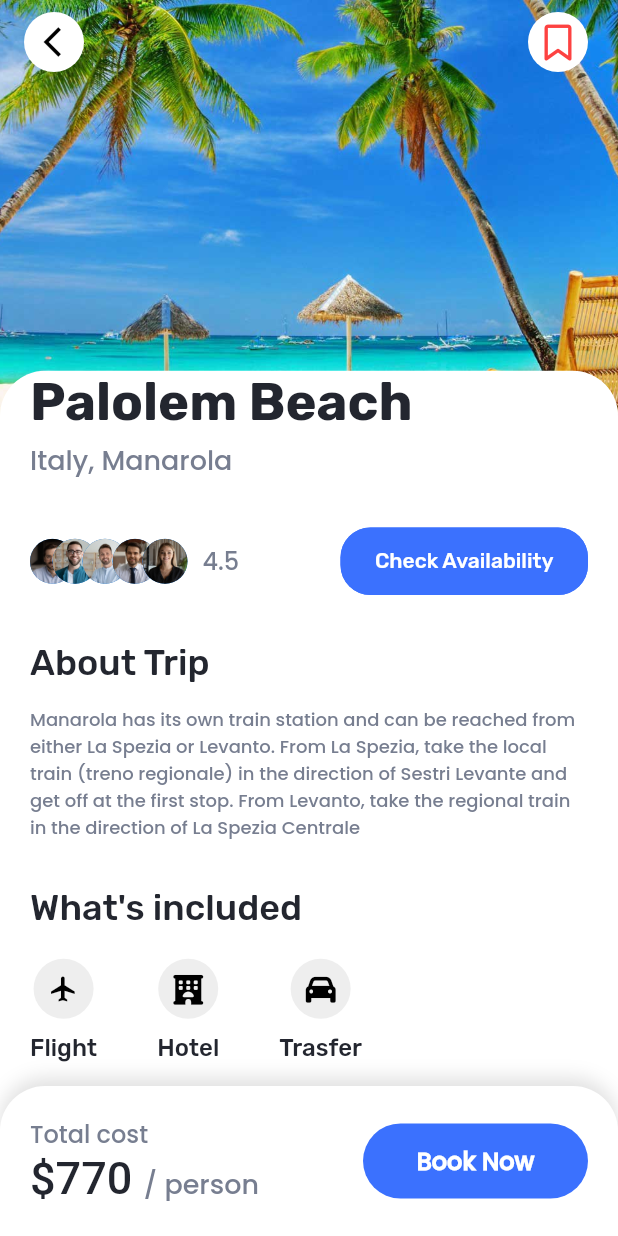
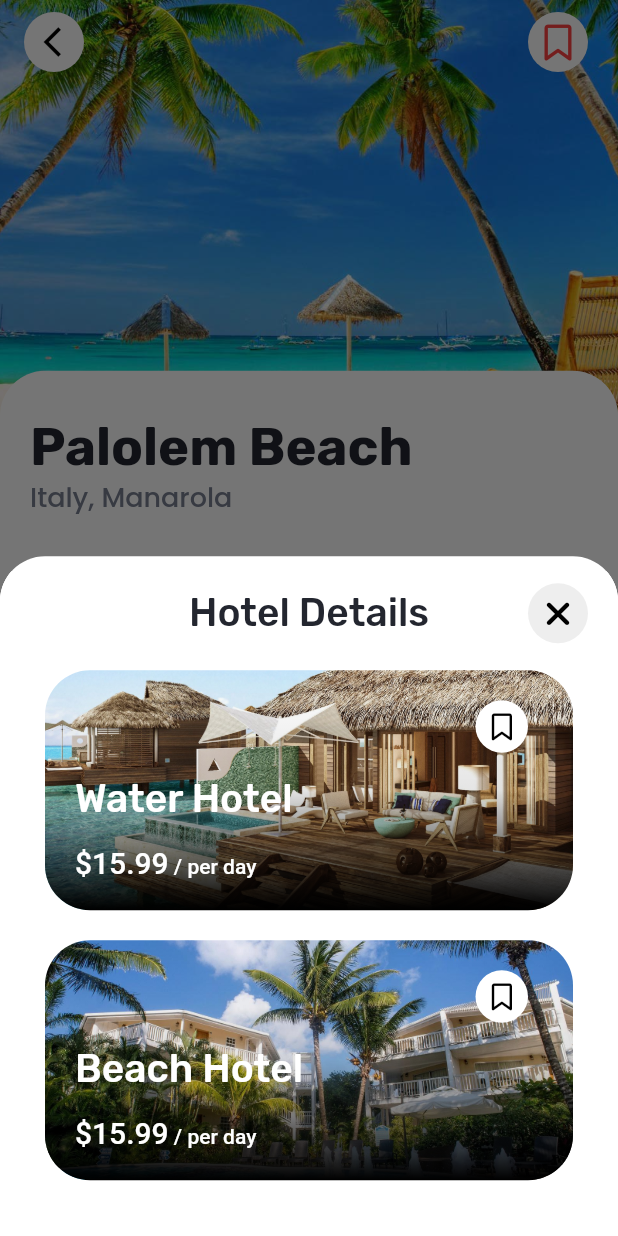
Before and after one commit to edwin141999/booking_app, a Flutter app: the PackageDetailsScreen screen opened by its route, after a tap on an icon or button, on a phone screen of 412 x 824 dp. Run offline on Flutter 3.47's test engine with Material 2 defaults, Android fonts, the phone set to English and light mode, and no system bars; our stand-ins replace firebase_auth, firebase_core, flutter_dotenv, font_awesome_flutter, google_sign_in; accounts and stored records are empty.

Commit message:
add view hotel details

```diff
--- /dev/null
+++ b/lib/models/fly_details_model.dart
@@ -0,0 +1,12 @@
+class FlyDetailsModel {
+  final String porcent, begin, finish;
+
+  FlyDetailsModel(
+      {required this.porcent, required this.begin, required this.finish});
+}
+
+List<FlyDetailsModel> flyDetailsList = [
+  FlyDetailsModel(porcent: "100", begin: "7:30 AM", finish: "9:30 PM"),
+  FlyDetailsModel(porcent: "90", begin: "7:50 AM", finish: "9:50 PM"),
+  FlyDetailsModel(porcent: "80", begin: "8:10 AM", finish: "10:10 PM"),
+];
--- a/lib/models/flybottom_model.dart
+++ /dev/null
@@ -1,12 +0,0 @@
-class FlyBottomModel {
-  final String porcent, begin, finish;
-
-  FlyBottomModel(
-      {required this.porcent, required this.begin, required this.finish});
-}
-
-List<FlyBottomModel> flyBottomList = [
-  FlyBottomModel(porcent: "100", begin: "7:30 AM", finish: "9:30 PM"),
-  FlyBottomModel(porcent: "90", begin: "7:50 AM", finish: "9:50 PM"),
-  FlyBottomModel(porcent: "80", begin: "8:10 AM", finish: "10:10 PM"),
-];
--- /dev/null
+++ b/lib/models/hotel_details_model.dart
@@ -0,0 +1,10 @@
+class HotelDetailsModel {
+  final String image,title;
+
+  HotelDetailsModel({required this.image, required this.title});
+}
+
+List<HotelDetailsModel> hotelDetailsList = [
+  HotelDetailsModel(image: "assets/images/details1.jpg", title: "Water Hotel"),
+  HotelDetailsModel(image: "assets/images/details2.jpg", title: "Beach Hotel"),
+];
--- a/lib/screen/info_playa.dart
+++ /dev/null
@@ -1,61 +0,0 @@
-import 'package:booking_app/styles/fonts/fonts_view.dart';
-import 'package:booking_app/widgets/about.dart';
-import 'package:booking_app/widgets/include.dart';
-import 'package:booking_app/widgets/point_check.dart';
-import 'package:flutter/material.dart';
-
-class InfoPlaya extends StatelessWidget {
-  const InfoPlaya({Key? key}) : super(key: key);
-
-  @override
-  Widget build(BuildContext context) {
-    return Align(
-      alignment: Alignment.bottomCenter,
-      child: Container(
-        height: MediaQuery.of(context).size.height * 0.7,
-        width: double.infinity,
-        decoration: const BoxDecoration(
-          color: Colors.white,
-          borderRadius: BorderRadius.only(
-              topLeft: Radius.circular(30), topRight: Radius.circular(30)),
-        ),
-        padding: const EdgeInsets.symmetric(horizontal: 20),
-        child: ListView(
-          physics: const BouncingScrollPhysics(),
-          children: [
-            // TITLE
-            Text(
-              'Palolem Beach',
-              style: FontSelect.kTitle45
-                  .copyWith(fontSize: 35, fontWeight: FontWeight.bold),
-            ),
-            const SizedBox(height: 5),
-            Text(
-              'Italy, Manarola',
-              style: FontSelect.kSubtitle16.copyWith(fontSize: 18),
-            ),
-            // POINTS AND CHECK
-            const SizedBox(height: 30),
-            const PointCheck(),
-            // ABOUT
-            const SizedBox(height: 30),
-            const About(),
-            // INCLUDE
-            const SizedBox(height: 30),
-            const Text("What's included", style: FontSelect.kTitle24),
-            const SizedBox(height: 20),
-            const Include(),
-            const SizedBox(height: 20),
-            // MAP & TOTAL COST
-            ClipRRect(
-              borderRadius: BorderRadius.circular(30),
-              child: Image.asset('assets/images/maps.jpg',
-                  height: 180, width: double.infinity, fit: BoxFit.cover),
-            ),
-            const SizedBox(height: 120),
-          ],
-        ),
-      ),
-    );
-  }
-}
--- a/lib/screen/package_details_screen.dart
+++ b/lib/screen/package_details_screen.dart
@@ -1,5 +1,5 @@
-import 'package:booking_app/screen/info_playa.dart';
 import 'package:booking_app/styles/colors/colors_view.dart';
+import 'package:booking_app/widgets/info_playa.dart';
 import 'package:booking_app/widgets/total_cost.dart';
 import 'package:flutter/material.dart';
 import 'package:font_awesome_flutter/font_awesome_flutter.dart';
--- a/lib/widgets/flybottom.dart
+++ b/lib/widgets/fly_details.dart
@@ -1,11 +1,11 @@
-import 'package:booking_app/models/flybottom_model.dart';
+import 'package:booking_app/models/fly_details_model.dart';
 import 'package:booking_app/styles/colors/colors_view.dart';
 import 'package:booking_app/styles/fonts/fonts_view.dart';
 import 'package:flutter/material.dart';
 import 'package:font_awesome_flutter/font_awesome_flutter.dart';
 
-class FlyBottom extends StatelessWidget {
-  const FlyBottom({Key? key}) : super(key: key);
+class FlyDetails extends StatelessWidget {
+  const FlyDetails({Key? key}) : super(key: key);
 
   @override
   Widget build(BuildContext context) {
@@ -31,7 +31,9 @@ class FlyBottom extends StatelessWidget {
                   backgroundColor: Colors.grey[200],
                   foregroundColor: Colors.black,
                   child: IconButton(
-                    onPressed: () {},
+                    onPressed: () {
+                      Navigator.pop(context);
+                    },
                     icon: const Icon(FontAwesomeIcons.xmark),
                   ),
                 ),
@@ -42,7 +44,7 @@ class FlyBottom extends StatelessWidget {
           body: SingleChildScrollView(
             physics: const BouncingScrollPhysics(),
             child: Column(
-              children: List.generate(flyBottomList.length, (index) {
+              children: List.generate(flyDetailsList.length, (index) {
                 return Padding(
                   padding: const EdgeInsets.all(20.0),
                   child: Card(
@@ -59,7 +61,7 @@ class FlyBottom extends StatelessWidget {
                       child: Column(
                         children: [
                           Text(
-                            '${flyBottomList[index].porcent}% on time',
+                            '${flyDetailsList[index].porcent}% on time',
                             style: FontSelect.kBody16.copyWith(
                                 color: ColorSelect.kColorPrimary,
                                 fontWeight: FontWeight.w400),
@@ -71,7 +73,7 @@ class FlyBottom extends StatelessWidget {
                               Column(
                                 crossAxisAlignment: CrossAxisAlignment.start,
                                 children: [
-                                  Text(flyBottomList[index].begin,
+                                  Text(flyDetailsList[index].begin,
                                       style: FontSelect.kBody18),
                                   const Text('Larkow',
                                       style: FontSelect.kSubtitle16)
@@ -87,7 +89,7 @@ class FlyBottom extends StatelessWidget {
                               Column(
                                 crossAxisAlignment: CrossAxisAlignment.start,
                                 children: [
-                                  Text(flyBottomList[index].finish,
+                                  Text(flyDetailsList[index].finish,
                                       style: FontSelect.kBody18),
                                   const Text('Goa',
                                       style: FontSelect.kSubtitle16)
--- /dev/null
+++ b/lib/widgets/hotel_details.dart
@@ -0,0 +1,127 @@
+import 'package:booking_app/models/hotel_details_model.dart';
+import 'package:booking_app/styles/fonts/fonts_view.dart';
+import 'package:flutter/material.dart';
+import 'package:font_awesome_flutter/font_awesome_flutter.dart';
+
+class HotelDetails extends StatelessWidget {
+  const HotelDetails({Key? key}) : super(key: key);
+
+  @override
+  Widget build(BuildContext context) {
+    return ClipRRect(
+      borderRadius: const BorderRadius.only(
+        topLeft: Radius.circular(30),
+        topRight: Radius.circular(30),
+      ),
+      child: Padding(
+        padding: const EdgeInsets.only(top: 10),
+        child: Scaffold(
+          appBar: AppBar(
+            title: const Text('Hotel Details', style: FontSelect.kTitle26),
+            centerTitle: true,
+            backgroundColor: Colors.white,
+            foregroundColor: Colors.black,
+            automaticallyImplyLeading: false,
+            elevation: 0,
+            actions: [
+              Padding(
+                padding: const EdgeInsets.only(right: 20),
+                child: CircleAvatar(
+                  backgroundColor: Colors.grey[200],
+                  foregroundColor: Colors.black,
+                  child: IconButton(
+                      onPressed: () {
+                        Navigator.pop(context);
+                      },
+                      icon: const Icon(FontAwesomeIcons.xmark)),
+                ),
+              ),
+            ],
+          ),
+          backgroundColor: Colors.white,
+          body: SingleChildScrollView(
+            physics: const BouncingScrollPhysics(),
+            child: Column(
+              children: List.generate(
+                hotelDetailsList.length,
+                (index) {
+                  return Padding(
+                    padding: const EdgeInsets.symmetric(
+                        horizontal: 30.0, vertical: 10),
+                    child: Container(
+                      width: double.infinity,
+                      height: 160,
+                      decoration: BoxDecoration(
+                          image: DecorationImage(
+                              image: AssetImage(hotelDetailsList[index].image),
+                              fit: BoxFit.cover),
+                          borderRadius:
+                              const BorderRadius.all(Radius.circular(30))),
+                      child: Container(
+                        padding: const EdgeInsets.symmetric(
+                            horizontal: 20, vertical: 20),
+                        decoration: BoxDecoration(
+                          borderRadius: BorderRadius.circular(30),
+                          gradient: LinearGradient(
+                            begin: Alignment.topCenter,
+                            end: Alignment.bottomCenter,
+                            colors: [
+                              Colors.transparent,
+                              Colors.transparent.withOpacity(.1),
+                              Colors.black
+                            ],
+                          ),
+                        ),
+                        child: Column(
+                          mainAxisAlignment: MainAxisAlignment.spaceBetween,
+                          crossAxisAlignment: CrossAxisAlignment.start,
+                          children: [
+                            Container(
+                              alignment: Alignment.centerRight,
+                              padding:
+                                  const EdgeInsets.symmetric(horizontal: 10),
+                              child: Container(
+                                height: 35,
+                                width: 35,
+                                decoration: BoxDecoration(
+                                    borderRadius: BorderRadius.circular(50),
+                                    color: Colors.white),
+                                child: const Center(
+                                  child: FaIcon(FontAwesomeIcons.bookmark,
+                                      color: Colors.black, size: 18),
+                                ),
+                              ),
+                            ),
+                            Text(
+                              hotelDetailsList[index].title,
+                              style: FontSelect.kTitle26
+                                  .copyWith(color: Colors.white),
+                            ),
+                            RichText(
+                              text: TextSpan(
+                                text: '\$15.99',
+                                style: FontSelect.kTitle20
+                                    .copyWith(color: Colors.white),
+                                children: [
+                                  TextSpan(
+                                    text: ' / per day',
+                                    style: FontSelect.kBody14
+                                        .copyWith(color: Colors.white),
+                                  ),
+                                ],
+                              ),
+                            ),
+                          ],
+                        ),
+                      ),
+                    ),
+                  );
+                },
+              ),
+            ),
+          ),
+        ),
+      ),
+    );
+  }
+}
--- a/lib/widgets/include.dart
+++ b/lib/widgets/include.dart
@@ -1,6 +1,7 @@
 import 'package:booking_app/models/include_model.dart';
 import 'package:booking_app/styles/fonts/fonts_view.dart';
-import 'package:booking_app/widgets/flybottom.dart';
+import 'package:booking_app/widgets/fly_details.dart';
+import 'package:booking_app/widgets/hotel_details.dart';
 import 'package:flutter/material.dart';
 
 class Include extends StatelessWidget {
@@ -35,15 +36,37 @@ class Include extends StatelessWidget {
                                       topRight: Radius.circular(30),
                                     ),
                                   ),
+                                  isScrollControlled: true,
                                   backgroundColor: Colors.white,
                                   builder: (BuildContext context) {
-                                    return const FlyBottom();
-                                    // return Container();
+                                    return SizedBox(
+                                        height:
+                                            MediaQuery.of(context).size.height *
+                                                0.5,
+                                        child: const FlyDetails());
                                   },
                                 )
                               : (index == 1)
-                                  ? print('hola2')
-                                  : print('adios');
+                                  ? showModalBottomSheet<void>(
+                                      context: context,
+                                      shape: const RoundedRectangleBorder(
+                                        borderRadius: BorderRadius.only(
+                                          topLeft: Radius.circular(30),
+                                          topRight: Radius.circular(30),
+                                        ),
+                                      ),
+                                      backgroundColor: Colors.white,
+                                      isScrollControlled: true,
+                                      builder: (BuildContext context) {
+                                        return SizedBox(
+                                            height: MediaQuery.of(context)
+                                                    .size
+                                                    .height *
+                                                0.55,
+                                            child: const HotelDetails());
+                                      },
+                                    )
+                                  : null;
                         },
                         child: CircleAvatar(
                           backgroundColor: Colors.grey[200],
--- /dev/null
+++ b/lib/widgets/info_playa.dart
@@ -0,0 +1,64 @@
+import 'package:booking_app/styles/fonts/fonts_view.dart';
+import 'package:booking_app/widgets/about.dart';
+import 'package:booking_app/widgets/include.dart';
+import 'package:booking_app/widgets/point_check.dart';
+import 'package:flutter/material.dart';
+
+class InfoPlaya extends StatelessWidget {
+  const InfoPlaya({Key? key}) : super(key: key);
+
+  @override
+  Widget build(BuildContext context) {
+    return SafeArea(
+      child: Align(
+        alignment: Alignment.bottomCenter,
+        child: Container(
+          height: MediaQuery.of(context).size.height * 0.7,
+          width: double.infinity,
+          decoration: const BoxDecoration(
+            color: Colors.white,
+            borderRadius: BorderRadius.only(
+                topLeft: Radius.circular(30), topRight: Radius.circular(30)),
+          ),
+          padding: const EdgeInsets.symmetric(horizontal: 20),
+          child: ListView(
+            physics: const BouncingScrollPhysics(),
+            children: [
+              const SizedBox(height: 30),
+              // TITLE
+              Text(
+                'Palolem Beach',
+                style: FontSelect.kTitle45
+                    .copyWith(fontSize: 35, fontWeight: FontWeight.bold),
+              ),
+              // const SizedBox(height: 5),
+              Text(
+                'Italy, Manarola',
+                style: FontSelect.kSubtitle16.copyWith(fontSize: 18),
+              ),
+              // // POINTS AND CHECK
+              const SizedBox(height: 30),
+              const PointCheck(),
+              // // ABOUT
+              const SizedBox(height: 30),
+              const About(),
+              // // INCLUDE
+              const SizedBox(height: 30),
+              const Text("What's included", style: FontSelect.kTitle24),
+              const SizedBox(height: 20),
+              const Include(),
+              const SizedBox(height: 20),
+              // // MAP & TOTAL COST
+              ClipRRect(
+                borderRadius: BorderRadius.circular(30),
+                child: Image.asset('assets/images/maps.jpg',
+                    height: 180, width: double.infinity, fit: BoxFit.cover),
+              ),
+              const SizedBox(height: 150),
+            ],
+          ),
+        ),
+      ),
+    );
+  }
+}
```
Also changed, not shown: assets/images/details1.jpg (added), assets/images/details2.jpg (added).
